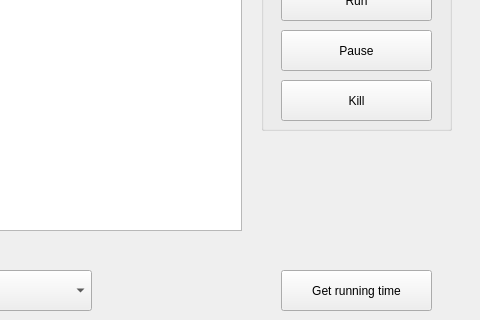
Before: the Qt Designer form uicontrol.ui in ykkach/functionTabulationInMultipleThreads, drawn with Qt 5; both pictures show x 259 to 739 and y 170 to 490 of the 739 by 600 pixel window.
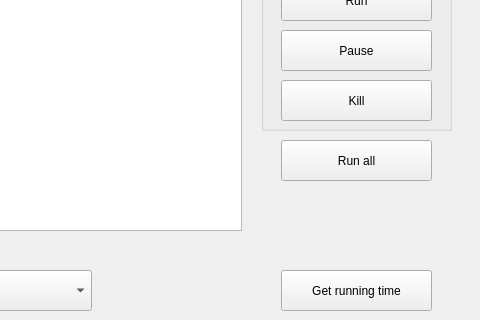
After: the same form once the commit is applied.

Diff of the .ui file:
```diff
--- a/uicontrol.ui
+++ b/uicontrol.ui
@@ -243,6 +243,19 @@
      <string>Number of iterations:</string>
     </property>
    </widget>
+   <widget class="QPushButton" name="runwithouttime">
+    <property name="geometry">
+     <rect>
+      <x>540</x>
+      <y>310</y>
+      <width>151</width>
+      <height>41</height>
+     </rect>
+    </property>
+    <property name="text">
+     <string>Run all</string>
+    </property>
+   </widget>
   </widget>
   <widget class="QMenuBar" name="menubar">
    <property name="geometry">
```
Left out of the diff: 2 changed lines with no effect on the pictures.
